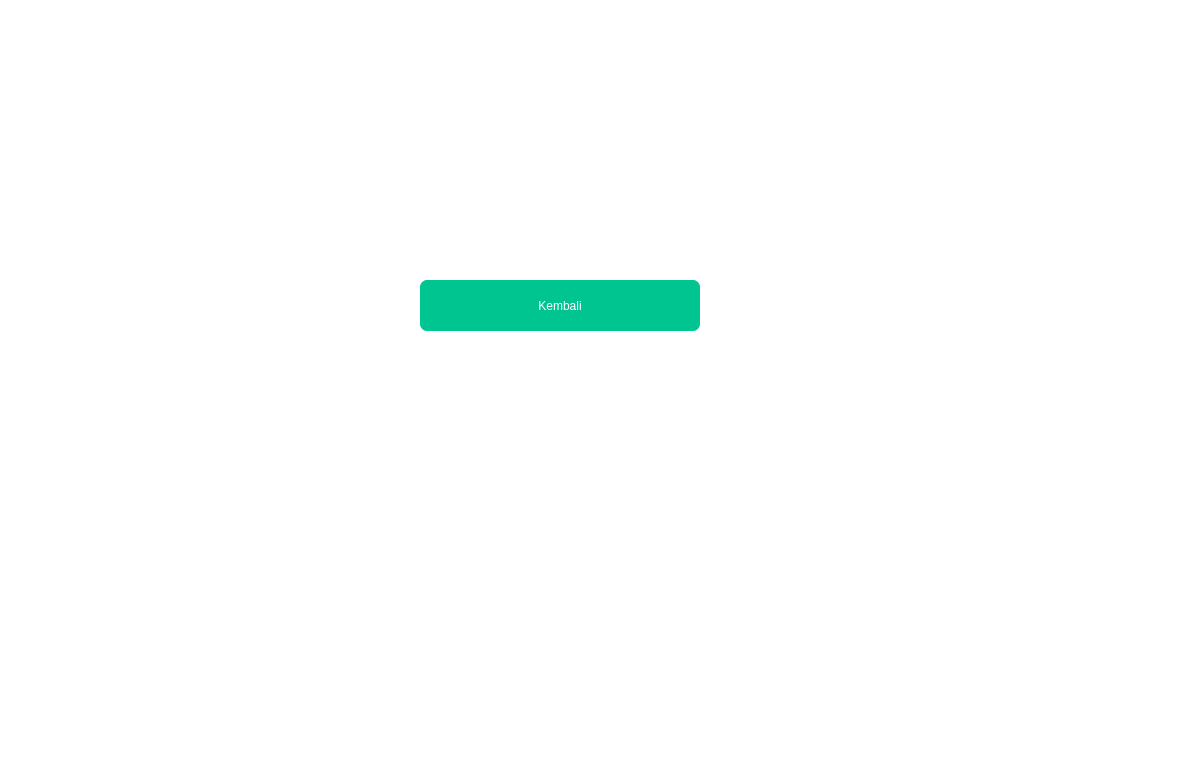
The window that grafik.ui (Gamdara/ekms) describes before a commit, drawn with Qt 5.
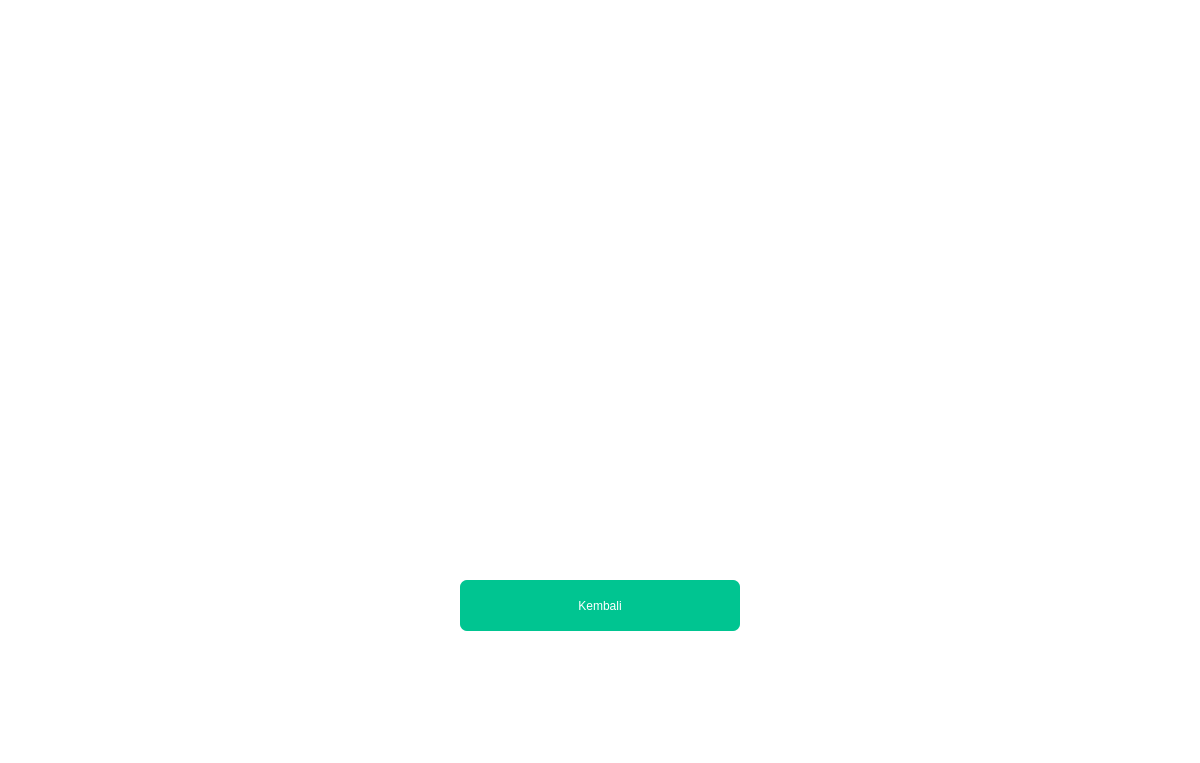
The same window after the commit.

Patch:
```diff
--- a/grafik.ui
+++ b/grafik.ui
@@ -63,8 +63,8 @@
    <widget class="QPushButton" name="kembalik">
     <property name="geometry">
      <rect>
-      <x>420</x>
-      <y>310</y>
+      <x>460</x>
+      <y>610</y>
       <width>280</width>
       <height>51</height>
      </rect>
@@ -79,6 +79,26 @@
      <string>Kembali</string>
     </property>
    </widget>
+   <widget class="QWidget" name="beratgraph" native="true">
+    <property name="geometry">
+     <rect>
+      <x>140</x>
+      <y>120</y>
+      <width>981</width>
+      <height>281</height>
+     </rect>
+    </property>
+   </widget>
+   <widget class="QWidget" name="tinggigraph" native="true">
+    <property name="geometry">
+     <rect>
+      <x>140</x>
+      <y>350</y>
+      <width>981</width>
+      <height>271</height>
+     </rect>
+    </property>
+   </widget>
    <zorder>label_9</zorder>
    <zorder>error</zorder>
    <zorder>kembalik</zorder>
```
Left out of the diff: 2 changed lines with no effect on the pictures.
